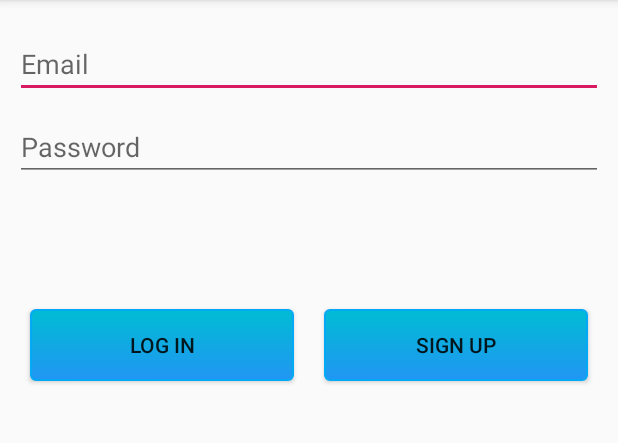
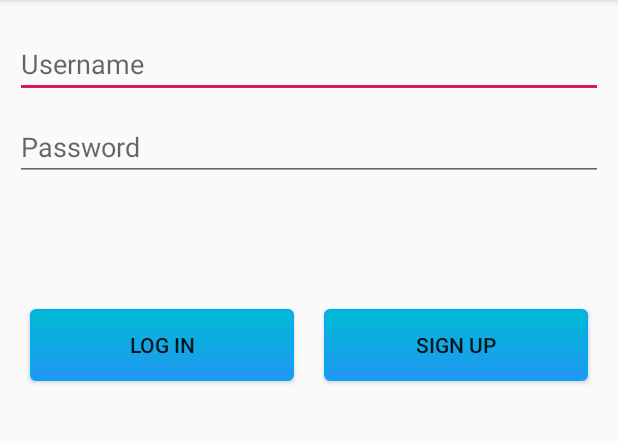
Before and after one commit to albertdu233/FinalProject, an Android app: the screen it shows after launch (MainActivity), after a tap on "LOG IN", on a phone screen of 412 x 824 dp, the part 84-527 px from its top. Run offline under Robolectric (Android 15) with nearby library versions, the light colour scheme and no system bars.

Commit message:
-changed it so login is with username instead of email -updated all intents that sent email to username -updated database functions to work with username params instead of email -changed password requirement to at least 6 characters instead of exactly 8

```diff
--- a/app/src/main/java/com/example/finalproject/DatabaseHelper.java
+++ b/app/src/main/java/com/example/finalproject/DatabaseHelper.java
@@ -46,17 +46,18 @@ public class DatabaseHelper extends SQLiteOpenHelper {
         if(cursor.getCount()>0) return false; //if it is =0; it means the username does not exist.
         else return true;
     }
-    //checking the email and password
-    public Boolean checkEmailAndPassword(String email, String password){
+
+    //checking the username and password
+    public Boolean checkUsernameAndPassword(String username, String password){
         SQLiteDatabase db = this.getReadableDatabase();
-        Cursor cursor = db.rawQuery("Select * from user where email=? and password=?", new String[]{email, password});
-        if(cursor.getCount()>0) return true; //if it is =0; it means the email and password does not match;
+        Cursor cursor = db.rawQuery("Select * from user where username=? and password=?", new String[]{username, password});
+        if(cursor.getCount()>0) return true; //if it is =0; it means the username and password does not match;
         else return false;
     }
 
-    public User getUser(String email){
+    public User getUser(String username){
         SQLiteDatabase db = this.getReadableDatabase();
-        Cursor cursor = db.rawQuery("Select * from user where email=? ",new String[]{email});
+        Cursor cursor = db.rawQuery("Select * from user where username=? ",new String[]{username});
         if(cursor != null && cursor.moveToFirst() ){
             String em = cursor.getString(0);
             String un = cursor.getString(1);
@@ -67,7 +68,7 @@ public class DatabaseHelper extends SQLiteOpenHelper {
     }
 
     //update data
-    public boolean UPdate(User user){
+    public boolean Update(User user){
         SQLiteDatabase db = this.getReadableDatabase();
         ContentValues contentValues = new ContentValues();
         contentValues.put("email",user.getEmail());
--- a/app/src/main/java/com/example/finalproject/MainActivity.java
+++ b/app/src/main/java/com/example/finalproject/MainActivity.java
@@ -15,45 +15,48 @@ public class MainActivity extends AppCompatActivity {
     private DatabaseHelper db;
     private Button m_btnLogin;
     private Button m_btnSignup;
-    private EditText m_password;
-    private EditText m_email;
+    private EditText m_txtUsername;
+    private EditText m_txtPassword;
+
     @Override
     protected void onCreate(Bundle savedInstanceState) {
         super.onCreate(savedInstanceState);
         setContentView(R.layout.activity_signin);
         Intent intent = getIntent();
-        String email = intent.getStringExtra("email");
+        String user = intent.getStringExtra("Username");
         db = new DatabaseHelper(this);
+
         m_btnLogin = (Button) findViewById(R.id.btn_login);
         m_btnSignup = (Button) findViewById(R.id.btn_signup);
-        m_email = (EditText) findViewById(R.id.signin_txt_email);
-        if(email!=null){
-            m_email.setText(email);
+        m_txtUsername = (EditText) findViewById(R.id.signin_txt_username);
+        m_txtPassword = (EditText) findViewById(R.id.signin_txt_password);
+
+        if(user != null){
+            m_txtUsername.setText(user);
         }
-        m_password = (EditText) findViewById(R.id.signin_txt_password);
         this.getSupportActionBar().setTitle("Sudoku");
 
         m_btnLogin.setOnClickListener(new View.OnClickListener(){
             @Override
             public void onClick(View v){
-                String em = m_email.getText().toString();
-                String pw = m_password.getText().toString();
+                String un = m_txtUsername.getText().toString();
+                String pw = m_txtPassword.getText().toString();
                 //check if email is empty
-                if(em.equals("")){
-                    Toast.makeText(getApplicationContext(), "The email field is empty!", Toast.LENGTH_SHORT).show();
+                if(un.equals("")){
+                    Toast.makeText(getApplicationContext(), "The username field is empty!", Toast.LENGTH_SHORT).show();
                 }
                 else if(pw.equals("")){
                     Toast.makeText(getApplicationContext(), "The password field is empty!", Toast.LENGTH_SHORT).show();
                 }
-                Boolean check = db.checkEmailAndPassword(em,pw);
+                Boolean check = db.checkUsernameAndPassword(un, pw);
                 if(check==true){
-                    Toast.makeText(getApplicationContext(), "Login Successfully!", Toast.LENGTH_SHORT).show();
+                    Toast.makeText(getApplicationContext(), "Login Successful!", Toast.LENGTH_SHORT).show();
                     Intent intent = new Intent(getApplicationContext(),MenuActivity.class);
-                    intent.putExtra("email", em);
+                    intent.putExtra("Username", un);
                     startActivity(intent);
                 }
                 else{
-                    Toast.makeText(getApplicationContext(), "Wrong email or password", Toast.LENGTH_SHORT).show();
+                    Toast.makeText(getApplicationContext(), "Wrong username or password", Toast.LENGTH_SHORT).show();
                 }
             }
         });
--- a/app/src/main/res/layout/activity_signin.xml
+++ b/app/src/main/res/layout/activity_signin.xml
@@ -13,13 +13,13 @@
         android:orientation="vertical">
 
         <EditText
-            android:id="@+id/signin_txt_email"
+            android:id="@+id/signin_txt_username"
             android:layout_width="match_parent"
             android:layout_height="wrap_content"
+            android:layout_marginTop="10dp"
             android:ems="10"
-            android:hint="@string/str_email"
-            android:layout_marginTop="10dp"
-            android:inputType="textEmailAddress" />
+            android:hint="@string/str_username"
+            android:inputType="textPersonName" />
 
         <EditText
             android:id="@+id/signin_txt_password"
--- a/app/src/main/res/values/strings.xml
+++ b/app/src/main/res/values/strings.xml
@@ -1,5 +1,5 @@
 <resources>
-    <string name="app_name">FinalProject</string>
+    <string name="app_name">Sudoku</string>
     <string name="str_username">Username</string>
     <string name="str_password">Password</string>
     <string name="str_login">Log In</string>
```
Also changed, not shown: app/src/main/java/com/example/finalproject/MenuActivity.java (+5 -5 lines), app/src/main/java/com/example/finalproject/ProfileActivity.java (+10 -9 lines), app/src/main/java/com/example/finalproject/SignUpActivity.java (+9 -9 lines).
